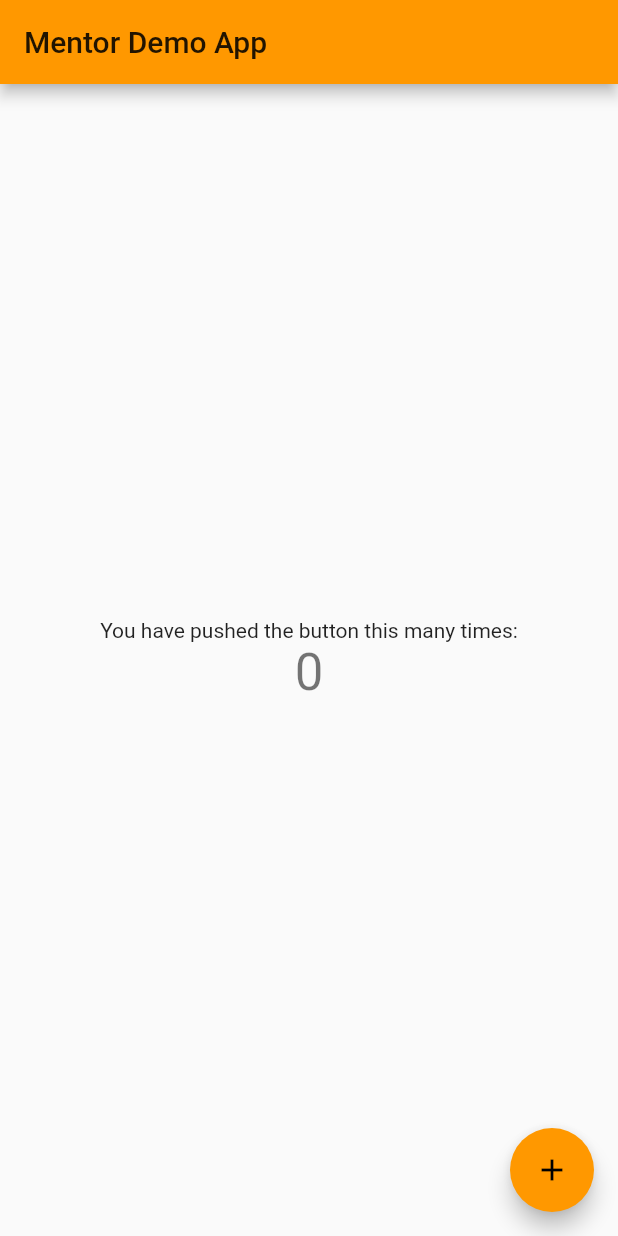
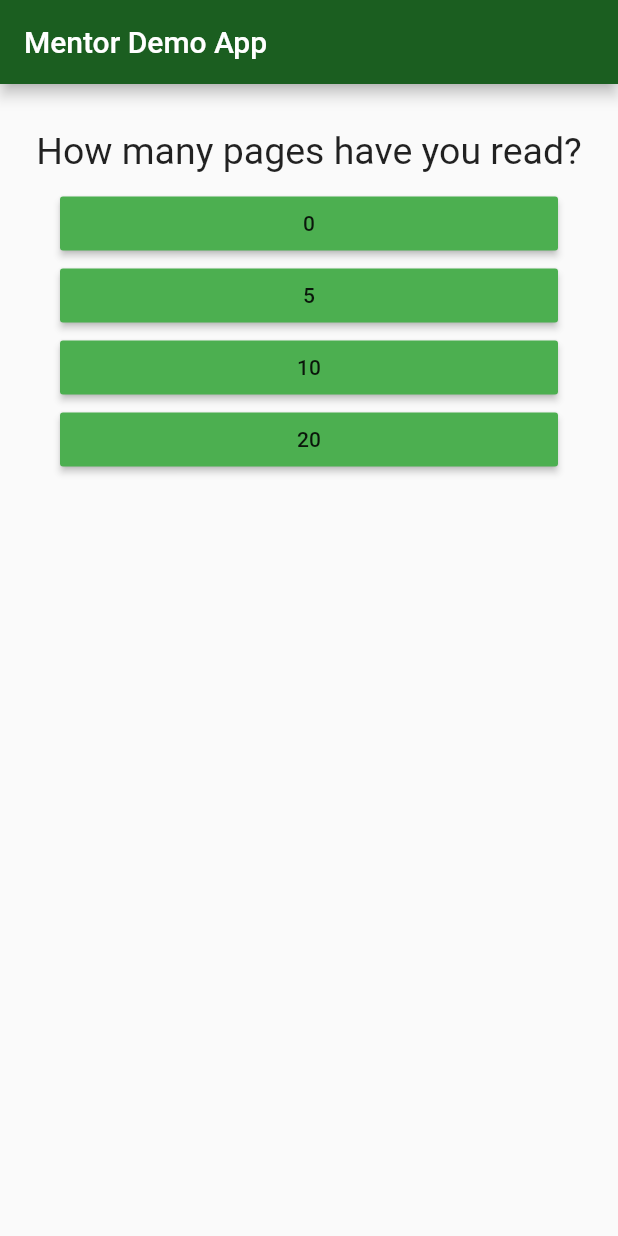
Before and after one commit to zenginerler/Mentor, a Flutter app: the screen it shows after launch, on a phone screen of 412 x 824 dp. Run offline on Flutter 3.47's test engine with Material 2 defaults, Android fonts, the phone set to English and light mode, and no system bars.

Commit message:
created a goal template

```diff
--- /dev/null
+++ b/lib/choice.dart
@@ -0,0 +1,22 @@
+import 'package:flutter/material.dart';
+
+class Choice extends StatelessWidget {
+  final Function choiceHandler;
+  final String goalChoice;
+
+  Choice(this.choiceHandler, this.goalChoice);
+
+  @override
+  Widget build(BuildContext context) {
+    return Container(
+      width: double.infinity,
+      margin: EdgeInsets.only(left: 40, right: 40),
+      child: RaisedButton(
+        child: Text(goalChoice),
+        onPressed: choiceHandler,
+        color: Colors.green,
+      ),
+    );
+  }
+
+}
--- /dev/null
+++ b/lib/goal.dart
@@ -0,0 +1,22 @@
+import 'package:flutter/material.dart';
+
+class Goal extends StatelessWidget {
+  final String goalName;
+  final int goalAmount;
+
+  // Constructor of the Goal class
+  Goal(this.goalName, {this.goalAmount = 0});
+
+  @override
+  Widget build(BuildContext context) {
+    return Container(
+      width: double.infinity,
+      margin: EdgeInsets.all(10),
+      child: Text(
+        goalName,
+        style: TextStyle(fontSize: 25),
+        textAlign: TextAlign.center,
+      ),
+    );
+  }
+}
--- a/lib/main.dart
+++ b/lib/main.dart
@@ -1,9 +1,80 @@
 import 'package:flutter/material.dart';
 
-void main() {
-  runApp(MyApp());
+import './goal.dart';
+import './choice.dart';
+
+void main() => runApp(MyApp());
+
+class MyApp extends StatelessWidget {
+  // Root of the application
+  @override
+  Widget build(BuildContext context) {
+    return MaterialApp(
+      home: MyHomePage(title: 'Demo App'),
+    );
+  }
 }
 
+class MyHomePage extends StatefulWidget {
+  const MyHomePage({Key key, this.title}) : super(key: key);
+
+  final String title;
+
+  @override
+  State<StatefulWidget> createState() {
+    // implementing createState
+    return _MyHomePageState();
+  }
+}
+
+class _MyHomePageState extends State<MyHomePage> {
+  @override
+  Widget build(BuildContext context) {
+    return MaterialApp(
+      home: Scaffold(
+        appBar: AppBar(
+          title: Text('Mentor Demo App'),
+          backgroundColor: Colors.green[900],
+        ),
+        body: Container(
+          margin: EdgeInsets.only(top: 20),
+          child: Column(children: [
+            Goal(goalList[_goalIndex]['goalName']),
+            ...(goalList[_goalIndex]['goalChoices'] as List<String>)
+                .map((goal) {
+              return Choice(_testFunction, goal);
+            }).toList()
+          ]),
+        ),
+      ),
+    );
+  }
+
+  int _goalIndex = 0;
+  var goalList = [
+    {
+      'goalName': 'How many pages have you read?',
+      'goalChoices': ['0', '5', '10', '20']
+    },
+    {
+      'goalName': 'How many minutes have you exercised?',
+      'goalChoices': ['0', '5', '10', '20']
+    },
+    {
+      'goalName': 'How many questions have you solved?',
+      'goalChoices': ['0', '5', '10', '20']
+    }
+  ];
+
+  void _testFunction() {
+    setState(() {
+      _goalIndex++;
+    });
+    print('button handler version 1');
+  }
+}
+
+/*
 class MyApp extends StatelessWidget {
   // This widget is the root of your application.
   @override
@@ -115,3 +186,4 @@ class _MyHomePageState extends State<MyHomePage> {
     );
   }
 }
+*/
```
